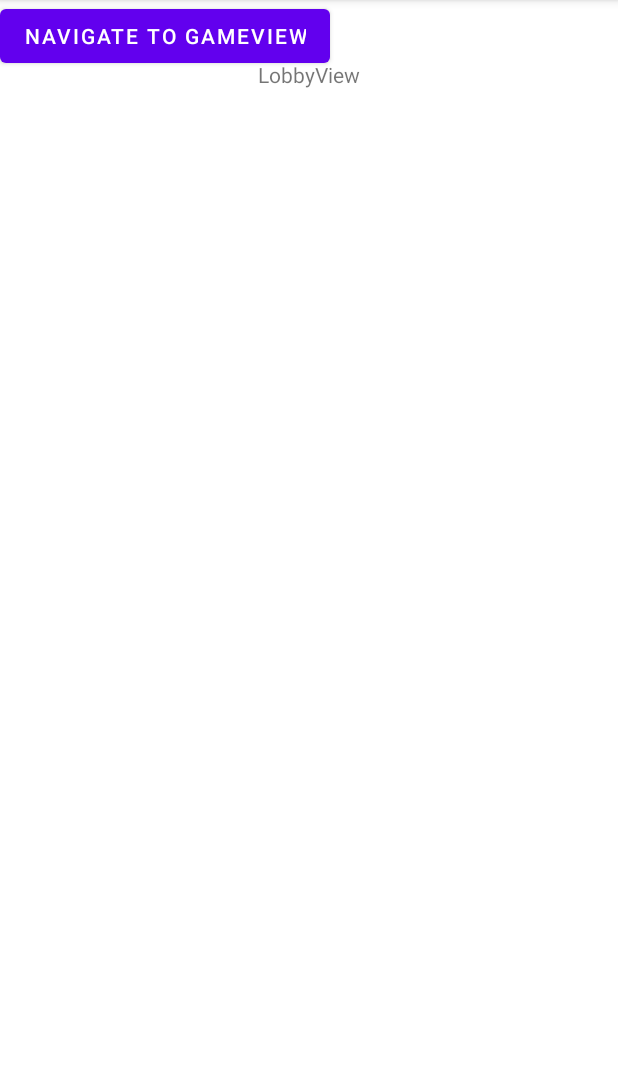
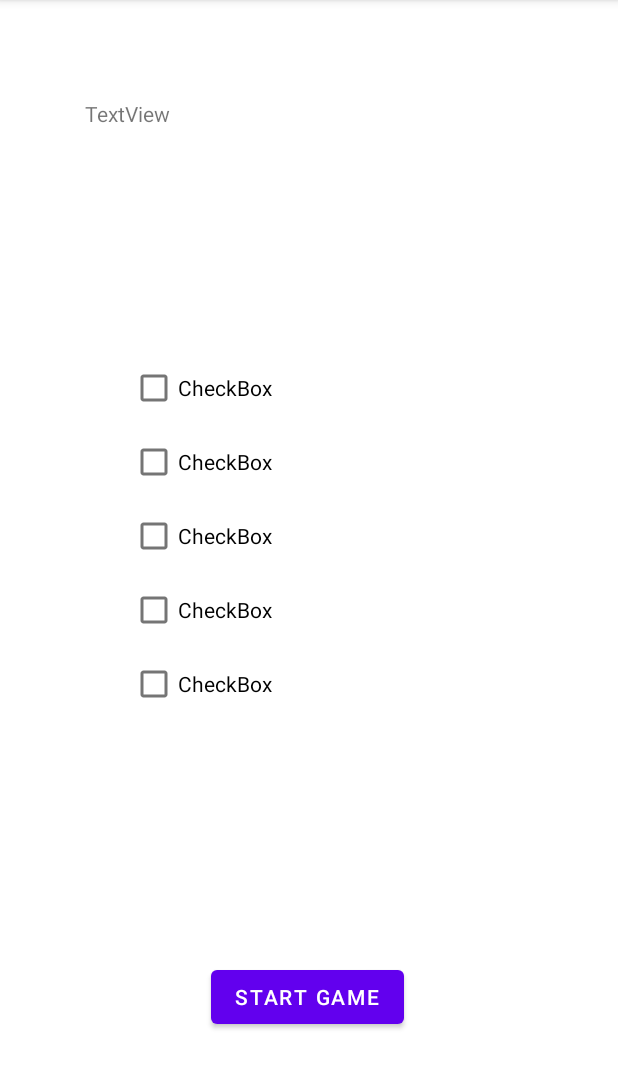
Before and after one commit to mathisfo/shower-post, an Android app: the LobbyView screen opened directly, with no data from a screen before it, on a phone screen of 412 x 824 dp, the part 84-1173 px from its top. Run offline under Robolectric (Android 15) with nearby library versions, the phone set to English and light mode, and no system bars.

Commit message:
added lobbyview

```diff
--- a/app/src/main/java/com/progark/gameofwits/LobbyView.kt
+++ b/app/src/main/java/com/progark/gameofwits/LobbyView.kt
@@ -4,9 +4,11 @@ import android.content.Intent
 import android.os.Bundle
 import android.widget.Button
 import androidx.appcompat.app.AppCompatActivity
+import com.google.firebase.components.Dependency
+import com.progark.gameofwits.controller.LobbyController
+import storage.Repository
 
-
-class LobbyView : AppCompatActivity() {
+class LobbyView(dependency: Dependency) : AppCompatActivity() {
     override fun onCreate(savedInstanceState: Bundle?) {
         super.onCreate(savedInstanceState)
         setContentView(R.layout.lobbyview)
--- a/app/src/main/res/layout/lobbyview.xml
+++ b/app/src/main/res/layout/lobbyview.xml
@@ -6,22 +6,86 @@
     android:layout_height="match_parent"
     tools:context=".LobbyView">
 
+    <CheckBox
+        android:id="@+id/playerCheckbox2"
+        android:layout_width="239dp"
+        android:layout_height="49dp"
+        android:text="CheckBox"
+        app:layout_constraintBottom_toTopOf="@+id/playerCheckbox3"
+        app:layout_constraintEnd_toEndOf="@+id/playerCheckbox3"
+        app:layout_constraintHorizontal_bias="0.5"
+        app:layout_constraintStart_toStartOf="@+id/playerCheckbox3"
+        app:layout_constraintTop_toBottomOf="@+id/playerCheckbox1" />
+
+    <CheckBox
+        android:id="@+id/playerCheckbox1"
+        android:layout_width="239dp"
+        android:layout_height="49dp"
+        android:layout_marginTop="188dp"
+        android:text="CheckBox"
+        app:layout_constraintBottom_toTopOf="@+id/playerCheckbox2"
+        app:layout_constraintEnd_toEndOf="@+id/playerCheckbox2"
+        app:layout_constraintHorizontal_bias="0.0"
+        app:layout_constraintStart_toStartOf="@+id/playerCheckbox2"
+        app:layout_constraintTop_toBottomOf="@+id/lobbyId" />
+
     <Button
         android:id="@+id/nextbutton"
         android:layout_width="wrap_content"
         android:layout_height="wrap_content"
-        android:text="Navigate to GameView"
-        tools:ignore="MissingConstraints"
-        tools:layout_editor_absoluteX="130dp"
-        tools:layout_editor_absoluteY="189dp" />
+        android:text="Start game"
+        app:layout_constraintBottom_toBottomOf="parent"
+        app:layout_constraintEnd_toEndOf="parent"
+        app:layout_constraintHorizontal_bias="0.497"
+        app:layout_constraintStart_toStartOf="parent"
+        app:layout_constraintTop_toTopOf="parent"
+        app:layout_constraintVertical_bias="0.89"
+        tools:ignore="MissingConstraints" />
 
     <TextView
-        android:id="@+id/lobbyTitle"
-        android:layout_width="wrap_content"
-        android:layout_height="wrap_content"
-        android:layout_marginTop="40dp"
-        android:text="LobbyView"
+        android:id="@+id/lobbyId"
+        android:layout_width="298dp"
+        android:layout_height="64dp"
+        android:text="TextView"
+        app:layout_constraintBottom_toBottomOf="parent"
         app:layout_constraintEnd_toEndOf="parent"
+        app:layout_constraintHorizontal_bias="0.495"
         app:layout_constraintStart_toStartOf="parent"
-        app:layout_constraintTop_toTopOf="parent" />
+        app:layout_constraintTop_toTopOf="parent"
+        app:layout_constraintVertical_bias="0.094" />
+
+    <CheckBox
+        android:id="@+id/playerCheckbox3"
+        android:layout_width="239dp"
+        android:layout_height="49dp"
+        android:text="CheckBox"
+        app:layout_constraintBottom_toTopOf="@+id/checkBox4"
+        app:layout_constraintEnd_toEndOf="@+id/checkBox4"
+        app:layout_constraintHorizontal_bias="0.5"
+        app:layout_constraintStart_toStartOf="@+id/checkBox4"
+        app:layout_constraintTop_toBottomOf="@+id/playerCheckbox2" />
+
+    <CheckBox
+        android:id="@+id/checkBox4"
+        android:layout_width="239dp"
+        android:layout_height="49dp"
+        android:text="CheckBox"
+        app:layout_constraintBottom_toTopOf="@+id/checkBox5"
+        app:layout_constraintEnd_toEndOf="@+id/checkBox5"
+        app:layout_constraintHorizontal_bias="0.5"
+        app:layout_constraintStart_toStartOf="@+id/checkBox5"
+        app:layout_constraintTop_toBottomOf="@+id/playerCheckbox3" />
+
+    <CheckBox
+        android:id="@+id/checkBox5"
+        android:layout_width="239dp"
+        android:layout_height="49dp"
+        android:layout_marginBottom="244dp"
+        android:text="CheckBox"
+        app:layout_constraintBottom_toTopOf="@+id/nextbutton"
+        app:layout_constraintEnd_toEndOf="parent"
+        app:layout_constraintHorizontal_bias="0.5"
+        app:layout_constraintStart_toStartOf="parent"
+        app:layout_constraintTop_toBottomOf="@+id/checkBox4" />
+
 </androidx.constraintlayout.widget.ConstraintLayout>
```
